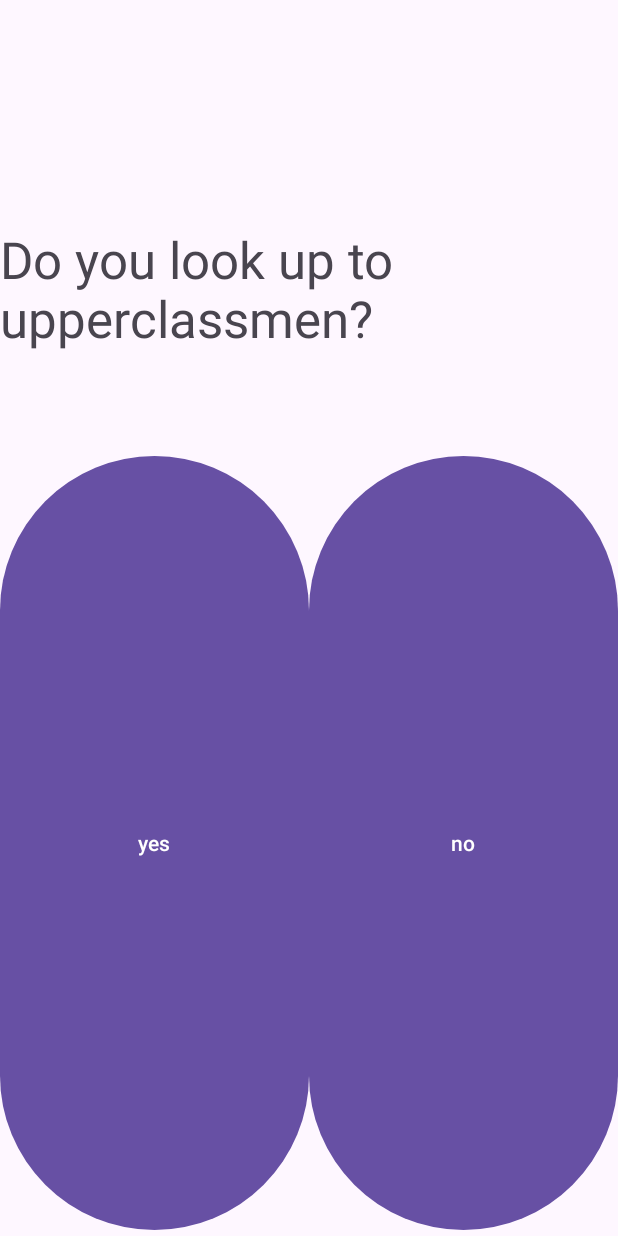
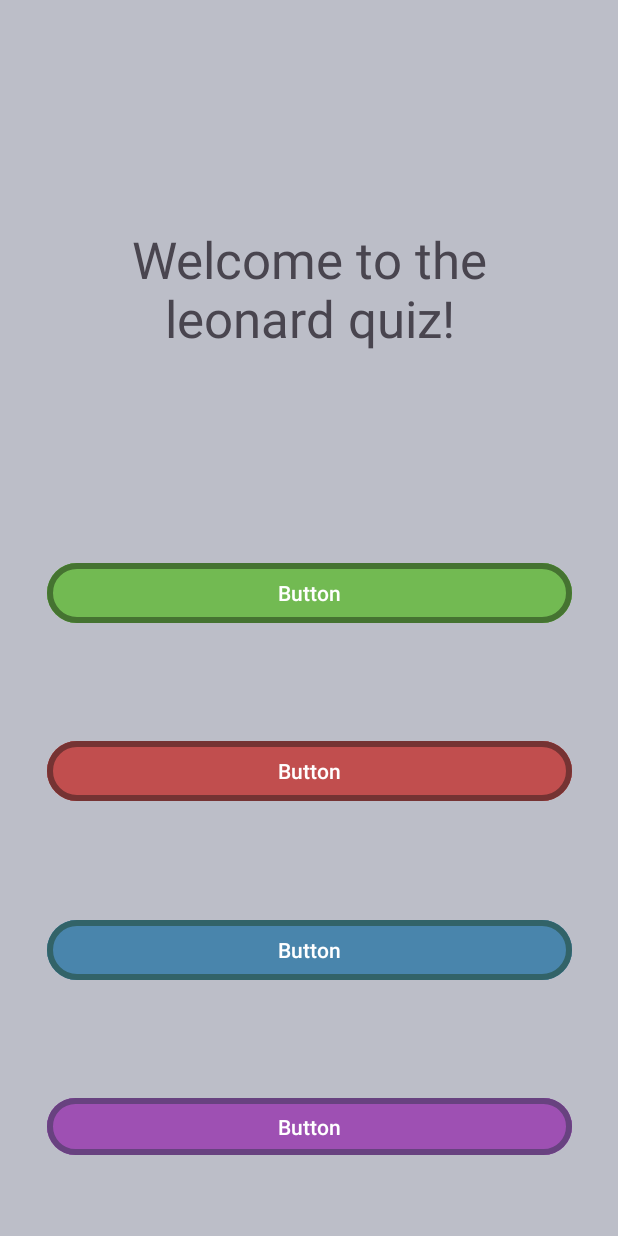
Before and after one commit to PeterDickinson0/QuizApp, an Android app: the screen it shows after launch (MainActivity), on a phone screen of 412 x 824 dp. Run offline under Robolectric (Android 15) with nearby library versions, the phone set to English and light mode, and no system bars.

Commit message:
Prettier quiz

```diff
--- a/app/src/main/java/com/example/quizapp/MainActivity.kt
+++ b/app/src/main/java/com/example/quizapp/MainActivity.kt
@@ -1,6 +1,7 @@
 package com.example.quizapp
 
 import android.os.Bundle
+import android.os.CountDownTimer
 import android.util.Log
 import android.view.View
 import android.widget.Button
@@ -10,6 +11,7 @@ import androidx.constraintlayout.widget.Group
 import androidx.core.view.marginTop
 import com.google.gson.Gson
 import com.google.gson.reflect.TypeToken
+import java.io.InputStream
 import kotlin.math.log
 
 class MainActivity : AppCompatActivity()
@@ -29,20 +31,55 @@ class MainActivity : AppCompatActivity()
         super.onCreate(savedInstanceState)
         setContentView(R.layout.activity_main)
 
-        val inputStream = resources.openRawResource(R.raw.questions)
+        val isEnglish: Boolean = false
+
+        val inputStream: InputStream = if (isEnglish)
+        { resources.openRawResource(R.raw.questions) }
+        else
+        { resources.openRawResource(R.raw.questions_spanish) }
+
         val jsonString = inputStream.bufferedReader().use {
             it.readText()
         }
 
         val gson = Gson()
-        val sType = object : TypeToken<List<Question>>() { }.type
+        val sType = object : TypeToken<List<Question>>() {}.type
         val questionList = gson.fromJson<List<Question>>(jsonString, sType)
 
         logicHandler = Quiz(questionList)
 
         wireWidgets()
 
-        update()
+        begin()
+
+    }
+
+    private fun begin()
+    {
+        Log.d("TAG", "begin: HI")
+        button1.visibility = View.GONE
+        button2.visibility = View.GONE
+        button3.visibility = View.GONE
+        button4.visibility = View.GONE
+
+        questionDisplay.text = "Welcome to the leonard quiz!"
+
+        var timer = object: CountDownTimer(10000,1) {
+            override fun onTick(p0: Long) {}
+
+            override fun onFinish() {
+                button1.visibility = View.VISIBLE
+                button2.visibility = View.VISIBLE
+                button3.visibility = View.VISIBLE
+                button4.visibility = View.VISIBLE
+                update()
+            }
+
+        }.start()
+
+        //SystemClock.sleep(1000)
+
+
     }
 
     private fun wireWidgets()
--- a/app/src/main/java/com/example/quizapp/Quiz.kt
+++ b/app/src/main/java/com/example/quizapp/Quiz.kt
@@ -25,8 +25,6 @@ class Quiz (data: List<Question>)
 
     fun getCurrentChoices(): List<String>
     {
-        val wtf = questions[questionIndex]
-        Log.d("HERE", "getCurrentChoices: $wtf")
         return questions[questionIndex].choices
     }
 
--- a/app/src/main/res/layout/activity_main.xml
+++ b/app/src/main/res/layout/activity_main.xml
@@ -4,14 +4,17 @@
     xmlns:tools="http://schemas.android.com/tools"
     android:layout_width="match_parent"
     android:layout_height="match_parent"
+    android:background="#BBBECC"
+    android:backgroundTint="#BCBEC8"
     tools:context=".MainActivity">
 
     <TextView
         android:id="@+id/TextView_Main_ShowQuestion"
-        android:layout_width="wrap_content"
+        android:layout_width="350dp"
         android:layout_height="wrap_content"
         android:layout_marginTop="150dp"
         android:text="TextView"
+        android:textAlignment="center"
         android:textSize="34sp"
         app:layout_constraintEnd_toEndOf="parent"
         app:layout_constraintStart_toStartOf="parent"
@@ -31,47 +34,69 @@
 
     <Button
         android:id="@+id/Button_Main_Choice4"
-        android:layout_width="0dp"
-        android:layout_height="0dp"
+        android:layout_width="350dp"
+        android:layout_height="46dp"
+        android:layout_marginBottom="50dp"
+        android:backgroundTint="#9E50B3"
         android:text="Button"
         app:layout_constraintBottom_toBottomOf="parent"
         app:layout_constraintEnd_toEndOf="parent"
         app:layout_constraintHorizontal_bias="0.5"
-        app:layout_constraintStart_toEndOf="@+id/Button_Main_Choice3"
-        app:layout_constraintTop_toBottomOf="@+id/Button_Main_Choice2" />
+        app:layout_constraintStart_toStartOf="parent"
+        app:strokeColor="#684280"
+        app:strokeWidth="4dp" />
 
     <Button
         android:id="@+id/Button_Main_Choice3"
-        android:layout_width="0dp"
-        android:layout_height="0dp"
-        android:text="Button"
-        app:layout_constraintBottom_toBottomOf="parent"
-        app:layout_constraintEnd_toStartOf="@+id/Button_Main_Choice4"
-        app:layout_constraintHorizontal_bias="0.5"
-        app:layout_constraintStart_toStartOf="parent"
-        app:layout_constraintTop_toBottomOf="@+id/Button_Main_Choice1" />
-
-    <Button
-        android:id="@+id/Button_Main_Choice2"
-        android:layout_width="0dp"
-        android:layout_height="0dp"
-        android:layout_marginTop="300dp"
+        android:layout_width="350dp"
+        android:layout_height="wrap_content"
+        android:backgroundTint="#4985AC"
         android:text="Button"
         app:layout_constraintBottom_toTopOf="@+id/Button_Main_Choice4"
         app:layout_constraintEnd_toEndOf="parent"
         app:layout_constraintHorizontal_bias="0.5"
-        app:layout_constraintStart_toEndOf="@+id/Button_Main_Choice1"
-        app:layout_constraintTop_toTopOf="parent" />
+        app:layout_constraintStart_toStartOf="parent"
+        app:layout_constraintTop_toBottomOf="@+id/Button_Main_Choice2"
+        app:strokeColor="#326368"
+        app:strokeWidth="4dp" />
+
+    <Button
+        android:id="@+id/Button_Main_Choice2"
+        android:layout_width="350dp"
+        android:layout_height="wrap_content"
+        android:backgroundTint="#C14E4E"
+        android:text="Button"
+        app:layout_constraintBottom_toTopOf="@+id/Button_Main_Choice3"
+        app:layout_constraintEnd_toEndOf="parent"
+        app:layout_constraintHorizontal_bias="0.5"
+        app:layout_constraintStart_toStartOf="parent"
+        app:layout_constraintTop_toBottomOf="@+id/Button_Main_Choice1"
+        app:strokeColor="#753333"
+        app:strokeWidth="4dp" />
 
     <Button
         android:id="@+id/Button_Main_Choice1"
-        android:layout_width="0dp"
-        android:layout_height="0dp"
+        android:layout_width="350dp"
+        android:layout_height="wrap_content"
         android:layout_marginTop="300dp"
+        android:backgroundTint="#72BA52"
         android:text="Button"
-        app:layout_constraintBottom_toTopOf="@+id/Button_Main_Choice3"
-        app:layout_constraintEnd_toStartOf="@+id/Button_Main_Choice2"
+        app:layout_constraintBottom_toTopOf="@+id/Button_Main_Choice2"
+        app:layout_constraintEnd_toEndOf="parent"
         app:layout_constraintStart_toStartOf="parent"
-        app:layout_constraintTop_toTopOf="parent" />
+        app:layout_constraintTop_toTopOf="parent"
+        app:strokeColor="#457331"
+        app:strokeWidth="4dp" />
+
+    <ImageView
+        android:id="@+id/imageView"
+        android:layout_width="wrap_content"
+        android:layout_height="wrap_content"
+        android:layout_marginTop="150dp"
+        app:layout_constraintBottom_toBottomOf="parent"
+        app:layout_constraintEnd_toEndOf="parent"
+        app:layout_constraintStart_toStartOf="parent"
+        app:layout_constraintTop_toTopOf="parent"
+        tools:srcCompat="@tools:sample/avatars" />
 
 </androidx.constraintlayout.widget.ConstraintLayout>
```
Also changed, not shown: app/src/main/res/raw/questions.json (+11 -11 lines), app/src/main/res/raw/questions_spanish.json (added, +26 -0 lines).
